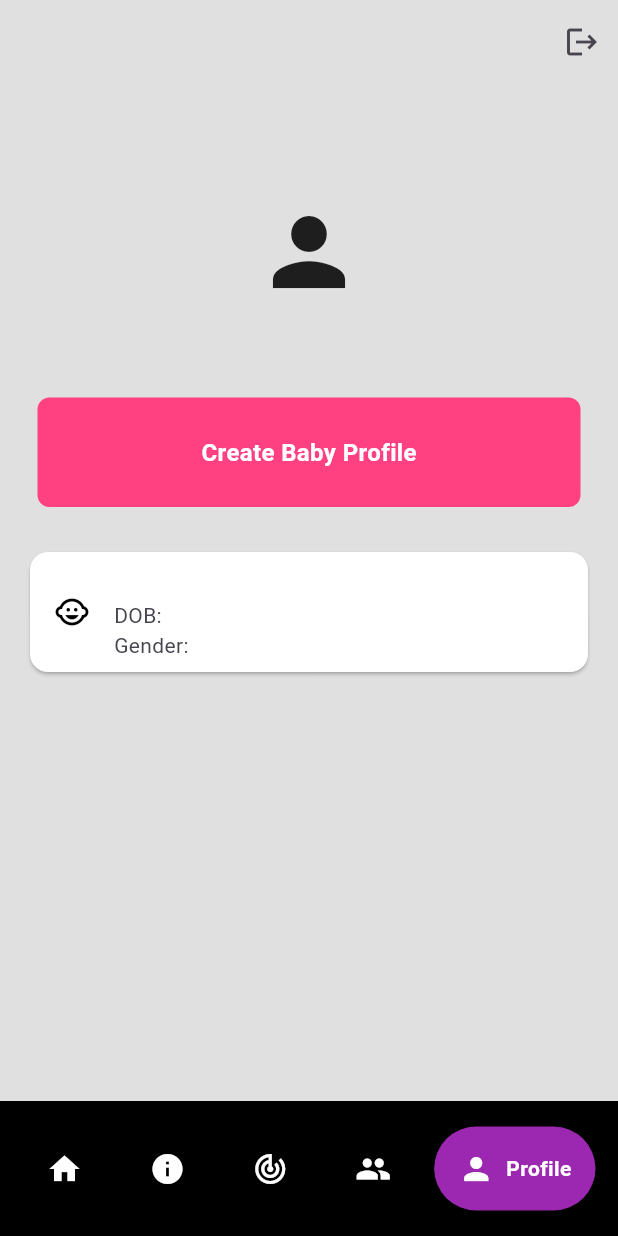
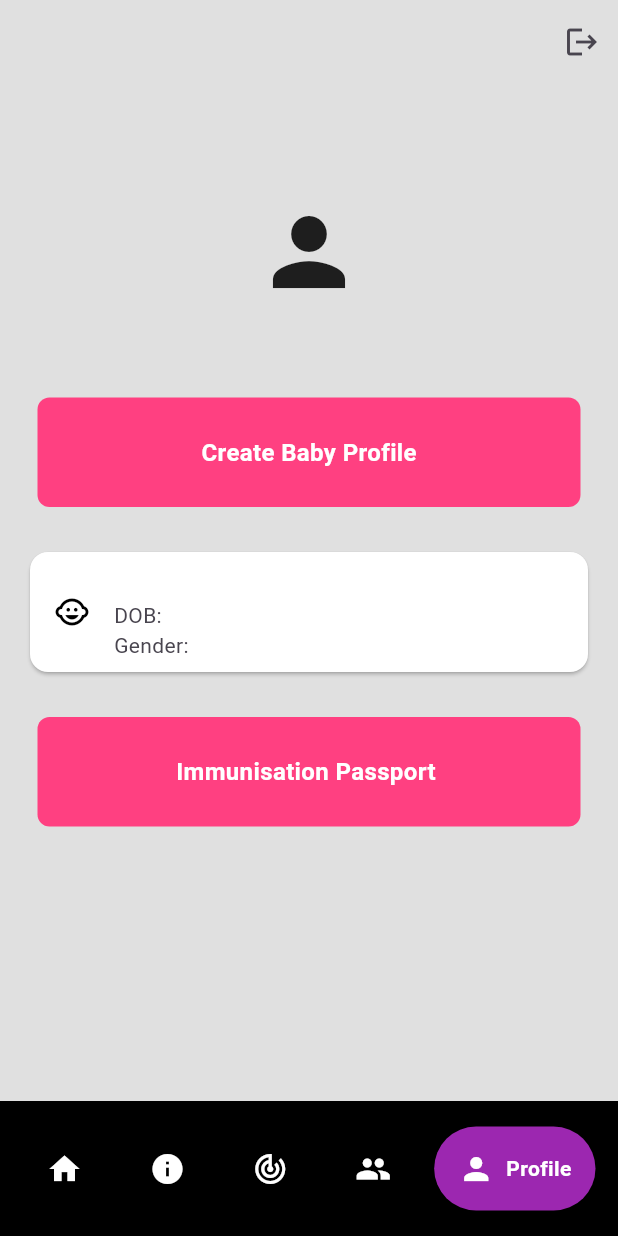
Before and after one commit to Elshadaiv/tinytales, a Flutter app: the screen it shows once a user with an empty profile is signed in, item 5 of the bottom bar chosen, on a phone screen of 412 x 824 dp. Run offline on Flutter 3.47's test engine with Material 3 defaults, Android fonts, the phone set to English and light mode, and no system bars; drawn by our look-alikes of google_nav_bar; our stand-ins replace cloud_firestore, firebase_auth, firebase_core; accounts and stored records are empty.

```diff
--- a/lib/pages/profile_page.dart
+++ b/lib/pages/profile_page.dart
@@ -60,12 +60,12 @@ class _ProfilePageState extends State<ProfilePage> {
     try {
       await firestore.collection('baby_profiles').add(baby.toMap());
       Navigator.pop(context);
+      Navigator.pop(context);
       ScaffoldMessenger.of(context).showSnackBar(
           SnackBar(content: Text(
               'Your baby has sucessfully been added to your profile.'))
 
       );
-      Navigator.pop(context);
 
       newBabyNameController.clear();
       newBabyGenderController.clear();
@@ -74,6 +74,7 @@ class _ProfilePageState extends State<ProfilePage> {
       newBabyHeightController.clear();
       newBabyHospitalController.clear();
     } catch (e) {
+      Navigator.pop(context);
       print('Error');
       ScaffoldMessenger.of(context).showSnackBar(
           SnackBar(content: Text('Failed to create baby profile.'))
@@ -238,6 +239,15 @@ class _ProfilePageState extends State<ProfilePage> {
           );
         },
 ),
+          const SizedBox(
+              height: 20
+          ),
+
+          MyButton(
+            text: 'Immunisation Passport ',
+            onTap: createBabyProfile,
+          ),
+
 
         ],
       ),
```
